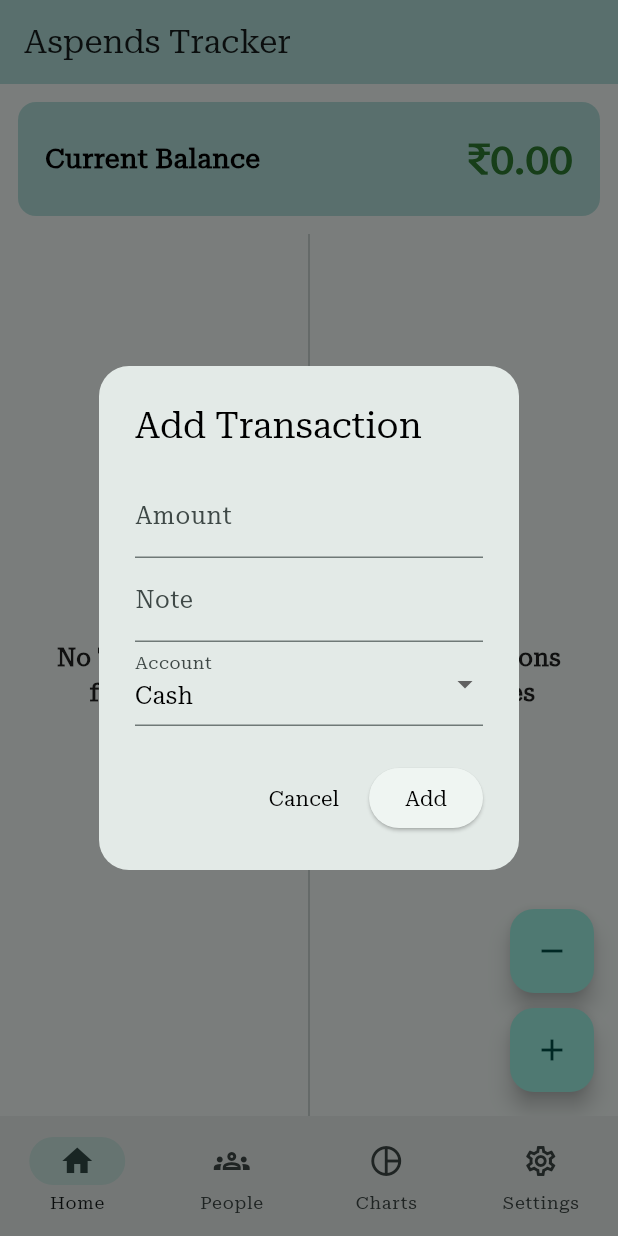
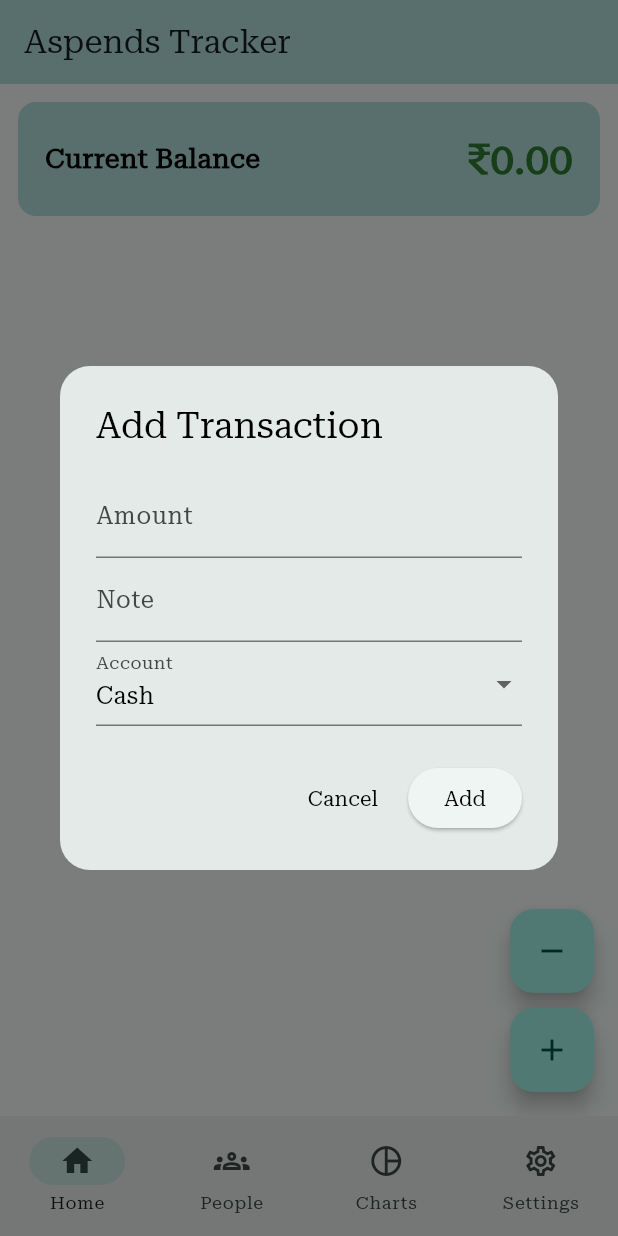
Before and after one commit to NileshSuthar6814/Aspend, a Flutter app: the RootNavigation screen opened directly, after a tap on the "remove" icon, on a phone screen of 412 x 824 dp. Run offline on Flutter 3.47's test engine with Material 3 defaults, Android fonts, the phone set to English and light mode, and no system bars; drawn by our look-alikes of dynamic_color; our stand-ins replace file_picker, fl_chart, fluttertoast, google_fonts, hive, hive_flutter and 2 more; missing offline and left inert: flutter_displaymode, home_widget; accounts and stored records are empty; statements that could not run were skipped.

Commit message:
New features...

```diff
--- a/lib/backup/person_backup_helper.dart
+++ b/lib/backup/person_backup_helper.dart
@@ -4,7 +4,6 @@ import 'package:file_picker/file_picker.dart';
 import 'package:hive/hive.dart';
 import 'package:path_provider/path_provider.dart';
 import 'package:share_plus/share_plus.dart';
-
 import '../models/person.dart';
 import '../models/person_transaction.dart';
 
--- a/lib/main.dart
+++ b/lib/main.dart
@@ -170,9 +170,9 @@ class _RootNavigationState extends State<RootNavigation> {
 
   final List<Widget> _screens = [
     HomePage(),
-    const PeopleTab(),
+    PeopleTab(),
     ChartPage(),
-    const SettingsPage(),
+    SettingsPage(),
   ];
 
   @override
@@ -209,7 +209,7 @@ class _RootNavigationState extends State<RootNavigation> {
         controller: _pageController,
         children: _screens,
         onPageChanged: _onPageChanged,
-        physics: const BouncingScrollPhysics(),
+        physics: const ClampingScrollPhysics(),
       ),
       bottomNavigationBar: NavigationBar(
         selectedIndex: _selectedIndex,
@@ -240,3 +240,65 @@ class _RootNavigationState extends State<RootNavigation> {
     );
   }
 }
+// class RootNavigation extends StatefulWidget {
+//   const RootNavigation({super.key});
+//
+//   @override
+//   State<RootNavigation> createState() => _RootNavigationState();
+// }
+//
+// class _RootNavigationState extends State<RootNavigation> {
+//   int _selectedIndex = 0;
+//   late PageController _pageController;
+//
+//   final List<Widget> _screens = [
+//     HomePage(),
+//     ChartPage(),
+//     PeopleTab(),
+//     SettingsPage(),
+//   ];
+//
+//   @override
+//   void initState() {
+//     super.initState();
+//     _pageController = PageController(initialPage: _selectedIndex);
+//   }
+//
+//   @override
+//   void dispose() {
+//     _pageController.dispose();
+//     super.dispose();
+//   }
+//
+//   void _onPageChanged(int index) {
+//     setState(() {
+//       _selectedIndex = index;
+//     });
+//   }
+//
+//   void _onItemTapped(int index) {
+//     _pageController.jumpToPage(index);
+//   }
+//
+//   @override
+//   Widget build(BuildContext context) {
+//     return Scaffold(
+//       body: **PageView(
+//       controller: _pageController,
+//       onPageChanged: _onPageChanged,
+//       children: _screens,
+//       physics: const NeverScrollableScrollPhysics(), // Optional
+//     )**,
+//     bottomNavigationBar: NavigationBar(
+//     selectedIndex: _selectedIndex,
+//     onDestinationSelected: _onItemTapped,
+//     destinations: const [
+//     NavigationDestination(icon: Icon(Icons.home), label: 'Home'),
+//     NavigationDestination(icon: Icon(Icons.pie_chart), label: 'Charts'),
+//     NavigationDestination(icon: Icon(Icons.groups), label: 'People'),
+//     NavigationDestination(icon: Icon(Icons.settings), label: 'Settings'),
+//     ],
+//     ),
+//     );
+//   }
+// }
--- a/lib/screens/home_page.dart
+++ b/lib/screens/home_page.dart
@@ -2,29 +2,27 @@ import 'package:flutter/material.dart';
 import 'package:flutter/services.dart';
 import 'package:intl/intl.dart';
 import 'package:provider/provider.dart';
-import 'package:hive/hive.dart';
-
 import '../models/transaction.dart';
 import '../providers/theme_provider.dart';
 import '../providers/transaction_provider.dart';
 import '../widgets/transaction_tile.dart';
 import '../widgets/balance_card.dart';
+import 'package:hive/hive.dart';
+//import 'chart_page.dart';
+//import 'settings_page.dart';
 
 class HomePage extends StatefulWidget {
   HomePage({super.key});
-
   @override
   State<HomePage> createState() => _HomePageState();
 }
 
 class _HomePageState extends State<HomePage> {
   double _currentBalance = 0;
-
   @override
   void initState() {
     super.initState();
-    _currentBalance;
-    balance();
+    _currentBalance; // ✅ Load from Hive
   }
 
   void balance() {
@@ -36,141 +34,16 @@ class _HomePageState extends State<HomePage> {
 
   void onBalanceUpdate(double newBalance) {
     final box = Hive.box<double>('_currentBalance');
-    box.put('_currentBalance', newBalance);
-    setState(() => _currentBalance = newBalance);
-  }
-  // double _currentBalance = 0;
-  // @override
-  // void initState() {
-  //   super.initState();
-  //   _currentBalance; // ✅ Load from Hive
-  // }
-  //
-  // void balance() {
-  //   final box = Hive.box<double>('_currentBalance');
-  //   setState(() {
-  //     _currentBalance = box.get('_currentBalance', defaultValue: 0.0)!;
-  //   });
-  // }
-  //
-  // void onBalanceUpdate(double newBalance) {
-  //   final box = Hive.box<double>('_currentBalance');
-  //   box.put('_currentBalance', newBalance); // ✅ Save to Hive
-  //   setState(() {
-  //     _currentBalance = newBalance;
-  //   });
-  // }
-
-  void _showAddTransactionDialog(BuildContext context,
-      {required bool isIncome}) {
-    final _formKey = GlobalKey<FormState>();
-    final _amountController = TextEditingController();
-    final _noteController = TextEditingController();
-    String _account = "Cash";
-
-    showGeneralDialog(
-      context: context,
-      barrierDismissible: true,
-      barrierLabel: "Add Transaction",
-      transitionDuration: const Duration(milliseconds: 300),
-      pageBuilder: (_, __, ___) => const SizedBox.shrink(),
-      transitionBuilder: (context, anim1, anim2, child) {
-        final isDark = context.watch<AppThemeProvider>().isDarkMode;
-
-        return Transform.scale(
-          scale: anim1.value,
-          child: Opacity(
-            opacity: anim1.value,
-            child: AlertDialog(
-              shape: RoundedRectangleBorder(
-                  borderRadius: BorderRadius.circular(20)),
-              title: Text(
-                "Add Transaction",
-                style: TextStyle(
-                    color: isDark ? Colors.white : Colors.black),
-              ),
-              content: Form(
-                key: _formKey,
-                child: Column(
-                  mainAxisSize: MainAxisSize.min,
-                  children: [
-                    TextFormField(
-                      controller: _amountController,
-                      keyboardType: TextInputType.number,
-                      decoration:
-                      const InputDecoration(labelText: "Amount"),
-                      validator: (val) => val == null || val.isEmpty
-                          ? "Enter amount"
-                          : null,
-                    ),
-                    TextFormField(
-                      controller: _noteController,
-                      decoration: const InputDecoration(labelText: "Note"),
-                    ),
-                    DropdownButtonFormField<String>(
-                      value: _account,
-                      decoration: const InputDecoration(labelText: "Account"),
-                      items: ['Online', 'Cash']
-                          .map((e) => DropdownMenuItem(
-                        value: e,
-                        child: Text(
-                          e,
-                          style: TextStyle(
-                              color: isDark
-                                  ? Colors.white
-                                  : Colors.black),
-                        ),
-                      ))
-                          .toList(),
-                      onChanged: (val) => _account = val ?? "Cash",
-                    ),
-                  ],
-                ),
-              ),
-              actions: [
-                TextButton(
-                  child: Text(
-                    "Cancel",
-                    style: TextStyle(
-                        color: isDark ? Colors.white : Colors.black),
-                  ),
-                  onPressed: () => Navigator.pop(context),
-                ),
-                ElevatedButton(
-                  onPressed: () {
-                    if (_formKey.currentState!.validate()) {
-                      final tx = Transaction(
-                        amount: double.parse(_amountController.text),
-                        note: _noteController.text,
-                        category: "General",
-                        account: _account,
-                        date: DateTime.now(),
-                        isIncome: isIncome,
-                      );
-                      Provider.of<TransactionProvider>(context,
-                          listen: false)
-                          .addTransaction(tx);
-                      Navigator.pop(context);
-                    }
-                  },
-                  child: Text(
-                    "Add",
-                    style: TextStyle(
-                        color: isDark ? Colors.white : Colors.black),
-                  ),
-                ),
-              ],
-            ),
-          ),
-        );
-      },
-    );
+    box.put('_currentBalance', newBalance); // ✅ Save to Hive
+    setState(() {
+      _currentBalance = newBalance;
+    });
   }
 
   @override
   Widget build(BuildContext context) {
     final isDark = context.watch<AppThemeProvider>().isDarkMode;
-
+    setState(() {});
     return Scaffold(
       appBar: AppBar(
         title: const Text("Aspends Tracker"),
@@ -184,145 +57,199 @@ class _HomePageState extends State<HomePage> {
           });
         },
       ),
-      floatingActionButton: Column(
-        mainAxisAlignment: MainAxisAlignment.end,
-        children: [
+      floatingActionButton:
+          Column(mainAxisAlignment: MainAxisAlignment.end, children: [
         FloatingActionButton(
-            heroTag: 'spend',
-            child: const Icon(Icons.remove),
+          child: Icon(Icons.remove),
           onPressed: () {
             _showAddTransactionDialog(context, isIncome: false);
             HapticFeedback.lightImpact();
           },
+          heroTag: null,
         ),
-          const SizedBox(height: 10),
+        SizedBox(
+          height: 10,
+        ),
         FloatingActionButton(
-            heroTag: 'income',
-            child: const Icon(Icons.add),
+          child: Icon(Icons.add),
           onPressed: () {
             _showAddTransactionDialog(context, isIncome: true);
             HapticFeedback.lightImpact();
           },
+          heroTag: null,
+        )
+      ]),
+    );
+  }
+
+  void _showAddTransactionDialog(BuildContext context,
+      {required bool isIncome}) {
+    final _formKey = GlobalKey<FormState>();
+    final _amountController = TextEditingController();
+    final _noteController = TextEditingController();
+    String _category = "General";
+    String _account = "Cash";
+    bool _isIncome = isIncome;
+
+    showGeneralDialog(
+      context: context,
+      barrierDismissible: true,
+      barrierLabel: "Add Transaction",
+      transitionDuration: const Duration(milliseconds: 300),
+      pageBuilder: (context, anim1, anim2) => const SizedBox.shrink(),
+      transitionBuilder: (context, anim1, anim2, child) {
+        final isDark = context.watch<AppThemeProvider>().isDarkMode;
+        return Transform.scale(
+          scale: anim1.value,
+          child: Opacity(
+            opacity: anim1.value,
+            child: AlertDialog(
+              shape: RoundedRectangleBorder(
+                borderRadius: BorderRadius.circular(20),
+              ),
+              title: Text(
+                "Add Transaction",
+                style: TextStyle(color: isDark ? Colors.white : Colors.black),
+              ),
+              content: Form(
+                key: _formKey,
+                child: SizedBox(
+                  width: double.maxFinite,
+                  child: SingleChildScrollView(
+                    child: Column(
+                      mainAxisSize: MainAxisSize.min,
+                      children: [
+                        TextFormField(
+                          controller: _amountController,
+                          decoration:
+                              const InputDecoration(labelText: "Amount"),
+                          keyboardType: TextInputType.number,
+                          validator: (val) => val == null || val.isEmpty
+                              ? "Enter amount"
+                              : null,
+                        ),
+                        TextFormField(
+                          controller: _noteController,
+                          decoration: const InputDecoration(labelText: "Note"),
+                        ),
+                        DropdownButtonFormField(
+                          value: _account,
+                          items: ['Online', 'Cash']
+                              .map((e) => DropdownMenuItem(
+                                    value: e,
+                                    child: Text(
+                                      e,
+                                      style: TextStyle(
+                                          color: isDark
+                                              ? Colors.white
+                                              : Colors.black),
+                                    ),
+                                  ))
+                              .toList(),
+                          onChanged: (val) => _account = val!,
+                          decoration:
+                              const InputDecoration(labelText: "Account"),
                         ),
                       ],
                     ),
+                  ),
+                ),
+              ),
+              actions: [
+                TextButton(
+                  onPressed: () {
+                    HapticFeedback.lightImpact();
+                    Navigator.pop(context);
+                  },
+                  child: Text(
+                    "Cancel",
+                    style:
+                        TextStyle(color: isDark ? Colors.white : Colors.black),
+                  ),
+                ),
+                ElevatedButton(
+                  child: Text(
+                    "Add",
+                    style:
+                        TextStyle(color: isDark ? Colors.white : Colors.black),
+                  ),
+                  onPressed: () {
+                    HapticFeedback.lightImpact();
+                    if (_formKey.currentState!.validate()) {
+                      final tx = Transaction(
+                        amount: double.parse(_amountController.text),
+                        note: _noteController.text,
+                        category: _category,
+                        account: _account,
+                        date: DateTime.now(),
+                        isIncome: _isIncome,
+                      );
+                      Provider.of<TransactionProvider>(context, listen: false)
+                          .addTransaction(tx);
+                      Navigator.pop(context);
+                    }
+                  },
+                ),
+              ],
+            ),
+          ),
+        );
+      },
     );
   }
 }
 
-class _TransactionView extends StatelessWidget {
+class _TransactionView extends StatefulWidget {
   final double balance;
   final Function(double) onBalanceUpdate;
-
   const _TransactionView({
     required this.balance,
     required this.onBalanceUpdate,
   });
 
-  Map<String, List<Transaction>> _groupTransactions(List<Transaction> txns) {
+  @override
+  State<_TransactionView> createState() => _TransactionViewState();
+}
+
+class _TransactionViewState extends State<_TransactionView> {
+  Map<String, List<Transaction>> _groupTransactionsByDate(
+      List<Transaction> transactions) {
     Map<String, List<Transaction>> grouped = {};
 
-    for (var tx in txns) {
-      final txDate = DateTime(tx.date.year, tx.date.month, tx.date.day);
-      final now = DateTime.now();
-      final today = DateTime(now.year, now.month, now.day);
-      final yesterday = today.subtract(const Duration(days: 1));
+    for (var tx in transactions) {
+      String formattedDate;
+      DateTime now = DateTime.now();
+      DateTime txDate = DateTime(tx.date.year, tx.date.month, tx.date.day);
+      DateTime today = DateTime(now.year, now.month, now.day);
+      DateTime yesterday = today.subtract(const Duration(days: 1));
 
-      String label;
       if (txDate == today) {
-        label = "Today";
+        formattedDate = "Today";
       } else if (txDate == yesterday) {
-        label = "Yesterday";
+        formattedDate = "Yesterday";
       } else {
-        label = DateFormat.yMMMMd().format(tx.date);
+        formattedDate = DateFormat.yMMMMd().format(tx.date);
       }
 
-      grouped[label] = [...(grouped[label] ?? []), tx];
+      if (!grouped.containsKey(formattedDate)) {
+        grouped[formattedDate] = [];
+      }
+      grouped[formattedDate]!.add(tx);
     }
 
     return grouped;
-  }
-
-  Widget _buildSection(
-      BuildContext context, String title, List<Transaction> txns) {
-    final grouped = _groupTransactions(txns);
-    final isDark = context.watch<AppThemeProvider>().isDarkMode;
-
-    return Expanded(
-      child: grouped.isEmpty
-          ? Center(
-        child: Text(
-          "No Transactions\nfor $title",
-          textAlign: TextAlign.center,
-          style: TextStyle(
-            fontWeight: FontWeight.w600,
-            fontSize: 16,
-            color: isDark ? Colors.white70 : Colors.black87,
-          ),
-        ),
-      )
-          : ListView.builder(
-        itemCount: grouped.length,
-        itemBuilder: (context, index) {
-          final dateKey = grouped.keys.elementAt(index);
-          final dateTxs = grouped[dateKey]!;
-
-          return Column(
-            crossAxisAlignment: CrossAxisAlignment.start,
-            children: [
-              Padding(
-                padding:
-                const EdgeInsets.only(top: 10, left: 12, right: 12),
-                child: Row(
-                  mainAxisAlignment: MainAxisAlignment.spaceBetween,
-                  children: [
-                    Container(
-                      padding: const EdgeInsets.symmetric(
-                          vertical: 4, horizontal: 8),
-                      decoration: BoxDecoration(
-                        color: isDark
-                            ? Colors.teal[900]
-                            : Colors.teal[100],
-                        borderRadius: BorderRadius.circular(6),
-                      ),
-                      child: Text(
-                        title,
-                        style: TextStyle(
-                            color: isDark
-                                ? Colors.white
-                                : Colors.black87,
-                            fontWeight: FontWeight.bold),
-                      ),
-                    ),
-                    Text(
-                      dateKey,
-                      style: const TextStyle(
-                        color: Colors.teal,
-                        fontWeight: FontWeight.bold,
-                      ),
-                    )
-                  ],
-                ),
-              ),
-              ...dateTxs.map((tx) => TransactionTile(
-                transaction: tx,
-                index: index,
-              )),
-            ],
-          );
-        },
-      ),
-    );
   }
 
   @override
   Widget build(BuildContext context) {
     final txns = context.watch<TransactionProvider>().transactions;
     final spends = txns.where((t) => !t.isIncome).toList()
-      ..sort((a, b) => b.date.compareTo(a.date));
+      ..sort((a, b) => b.date.compareTo(a.date)); // 👈 newest first
+
     final incomes = txns.where((t) => t.isIncome).toList()
-      ..sort((a, b) => b.date.compareTo(a.date));
+      ..sort((a, b) => b.date.compareTo(a.date)); // 👈 newest first
 
+    final balance = context.watch<TransactionProvider>().totalBalance;
     return Column(
       children: [
         BalanceCard(
@@ -336,15 +263,98 @@ class _TransactionView extends StatelessWidget {
           },
         ),
         Expanded(
-          child: Row(
+          child: incomes.isNotEmpty || spends.isNotEmpty
+              ? Row(
                   children: [
-              _buildSection(context, "Spends", spends),
-              const VerticalDivider(width: 1),
-              _buildSection(context, "Incomes", incomes),
+                    _buildColumn("Spends", spends),
+                    VerticalDivider(
+                      width: 0,
+                    ),
+                    _buildColumn("Incomes", incomes),
                   ],
+                )
+              : Center(
+                  child: Text(
+                    "Make the First Transaction",
+                  ),
                 ),
         ),
       ],
     );
   }
+
+  Widget _buildColumn(String title, List<Transaction> txList) {
+    final grouped = _groupTransactionsByDate(txList);
+    final isDark = context.watch<AppThemeProvider>().isDarkMode;
+    return grouped.isNotEmpty
+        ? Expanded(
+            child: ListView.builder(
+              itemCount: grouped.length,
+              itemBuilder: (context, index) {
+                String dateKey = grouped.keys.elementAt(index);
+                List<Transaction> dayTxs = grouped[dateKey]!;
+
+                return Column(
+                  crossAxisAlignment: CrossAxisAlignment.start,
+                  children: [
+                    //title
+                    Padding(
+                      padding: const EdgeInsets.symmetric(
+                          vertical: 8, horizontal: 12),
+                      child: Container(
+                        padding: const EdgeInsets.symmetric(
+                            vertical: 6, horizontal: 10),
+                        decoration: BoxDecoration(
+                          color: isDark ? Colors.teal[900] : Colors.teal[100],
+                          borderRadius: BorderRadius.circular(8),
+                        ),
+                        child: Text(
+                          title,
+                          style: TextStyle(
+                            fontSize: 14,
+                            fontWeight: FontWeight.bold,
+                            color: isDark ? Colors.white : Colors.black,
+                          ),
+                        ),
+                      ),
+                    ),
+
+                    Padding(
+                      padding: const EdgeInsets.symmetric(
+                          vertical: 8, horizontal: 12),
+                      child: Text(
+                        dateKey,
+                        style: const TextStyle(
+                          fontSize: 14,
+                          fontWeight: FontWeight.bold,
+                          color: Colors.teal,
+                        ),
+                      ),
+                    ),
+                    ...dayTxs
+                        .map((tx) => TransactionTile(
+                              transaction: tx,
+                              index: index,
+                            ))
+                        .toList(),
+                  ],
+                );
+              },
+            ),
+          )
+        : Expanded(
+            child: Center(
+              child: Text(
+                "No Transaction \n for $title "
+                "\n plz add ",
+                style: TextStyle(
+                  fontSize: 18,
+                  fontWeight: FontWeight.w600,
+                  color: isDark ? Colors.white : Colors.black,
+                ),
+                textAlign: TextAlign.center,
+              ),
+            ),
+          );
   }
+}
```
Also changed, not shown: lib/backup/import_csv.dart (+9 -9 lines), lib/person/person_details_page.dart (+4 -3 lines), lib/providers/person_provider.dart (+10 -0 lines), lib/providers/person_transaction_provider.dart (+8 -0 lines), lib/screens/settings_page.dart (+30 -15 lines). Lines whose indentation alone changed are shown as unchanged.
